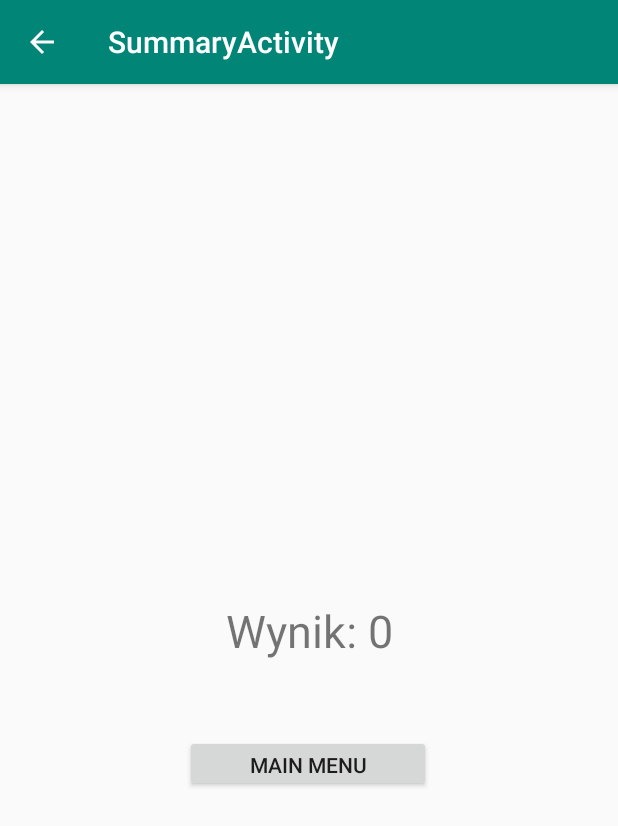
After one commit to Dud3k9/Double, an Android app: the SummaryActivity screen opened directly, with no data from a screen before it, on a phone screen of 412 x 824 dp. The commit adds this screen. Shown: the top 826 px of the screen. Run offline under Robolectric (Android 15) with nearby library versions, the light colour scheme and no system bars.

Commit message:
double 1.0

```diff
--- a/app/build.gradle
+++ b/app/build.gradle
@@ -25,10 +25,11 @@ android {
 
 dependencies {
     implementation fileTree(dir: 'libs', include: ['*.jar'])
-    implementation"org.jetbrains.kotlin:kotlin-stdlib-jdk7:$kotlin_version"
+    implementation "org.jetbrains.kotlin:kotlin-stdlib-jdk7:$kotlin_version"
     implementation 'androidx.appcompat:appcompat:1.0.2'
     implementation 'androidx.core:core-ktx:1.0.2'
     implementation 'androidx.constraintlayout:constraintlayout:1.1.3'
+    implementation 'com.google.android.material:material:1.0.0'
     testImplementation 'junit:junit:4.12'
     androidTestImplementation 'androidx.test:runner:1.2.0'
     androidTestImplementation 'androidx.test.espresso:espresso-core:3.2.0'
--- a/app/src/main/java/com/dudek9/adouble/Singleplayer.kt
+++ b/app/src/main/java/com/dudek9/adouble/Singleplayer.kt
@@ -55,7 +55,7 @@ class Singleplayer : AppCompatActivity() {
 
     fun click(view: View) {
 
-        if (card < 2) {//TODO!!!!!
+        if (card < 19) {
             if (checkResault(view)) {
                 points++
                 Points.setText("" + points)
--- /dev/null
+++ b/app/src/main/java/com/dudek9/adouble/SummaryActivity.kt
@@ -0,0 +1,32 @@
+package com.dudek9.adouble
+
+import android.content.Intent
+import android.os.Bundle
+import android.view.View
+import com.google.android.material.snackbar.Snackbar
+import androidx.appcompat.app.AppCompatActivity;
+
+import kotlinx.android.synthetic.main.activity_summary.*
+import kotlinx.android.synthetic.main.content_summary.*
+
+class SummaryActivity : AppCompatActivity() {
+
+    override fun onCreate(savedInstanceState: Bundle?) {
+        super.onCreate(savedInstanceState)
+        setContentView(R.layout.activity_summary)
+        setSupportActionBar(toolbar)
+
+
+        supportActionBar?.setDisplayHomeAsUpEnabled(true)
+        text.setText("Wynik: "+intent.getIntExtra("summary",0))
+
+        main.setOnClickListener(object : View.OnClickListener {
+            override fun onClick(p0: View?) {
+                var intent:Intent=Intent(this@SummaryActivity,MainActivity::class.java)
+                startActivity(intent)
+            }
+
+        })
+    }
+
+}
--- a/app/src/main/res/layout/activity_main.xml
+++ b/app/src/main/res/layout/activity_main.xml
@@ -16,7 +16,7 @@
             android:layout_marginEnd="114dp" android:layout_marginBottom="39dp"
             app:layout_constraintBottom_toTopOf="@+id/multiplayer"/>
     <Button
-            android:text="multiplayer"
+            android:text="multiplayer SOON"
             android:layout_width="183dp"
             android:layout_height="62dp"
             android:id="@+id/multiplayer" app:layout_constraintStart_toStartOf="parent"
--- /dev/null
+++ b/app/src/main/res/layout/activity_summary.xml
@@ -0,0 +1,26 @@
+<?xml version="1.0" encoding="utf-8"?>
+<androidx.coordinatorlayout.widget.CoordinatorLayout
+        xmlns:android="http://schemas.android.com/apk/res/android"
+        xmlns:app="http://schemas.android.com/apk/res-auto"
+        xmlns:tools="http://schemas.android.com/tools"
+        android:layout_width="match_parent"
+        android:layout_height="match_parent"
+        tools:context=".SummaryActivity">
+
+    <com.google.android.material.appbar.AppBarLayout
+            android:layout_height="wrap_content"
+            android:layout_width="match_parent"
+            android:theme="@style/AppTheme.AppBarOverlay">
+
+        <androidx.appcompat.widget.Toolbar
+                android:id="@+id/toolbar"
+                android:layout_width="match_parent"
+                android:layout_height="?attr/actionBarSize"
+                android:background="?attr/colorPrimary"
+                app:popupTheme="@style/AppTheme.PopupOverlay"/>
+
+    </com.google.android.material.appbar.AppBarLayout>
+
+    <include layout="@layout/content_summary"/>
+
+</androidx.coordinatorlayout.widget.CoordinatorLayout>
--- /dev/null
+++ b/app/src/main/res/layout/content_summary.xml
@@ -0,0 +1,30 @@
+<?xml version="1.0" encoding="utf-8"?>
+<androidx.constraintlayout.widget.ConstraintLayout
+        xmlns:android="http://schemas.android.com/apk/res/android"
+        xmlns:tools="http://schemas.android.com/tools"
+        xmlns:app="http://schemas.android.com/apk/res-auto"
+        android:layout_width="match_parent"
+        android:layout_height="match_parent"
+        app:layout_behavior="@string/appbar_scrolling_view_behavior"
+        tools:showIn="@layout/activity_summary"
+        tools:context=".SummaryActivity">
+
+    <TextView
+            android:text="Wynik:0"
+            android:layout_width="238dp"
+            android:layout_height="59dp"
+            android:id="@+id/text"
+            android:textSize="30sp" app:layout_constraintEnd_toEndOf="parent"
+            app:layout_constraintStart_toStartOf="parent" app:layout_constraintTop_toTopOf="parent"
+            android:layout_marginTop="278dp" android:layout_marginBottom="318dp"
+            app:layout_constraintBottom_toBottomOf="parent" android:gravity="center"/>
+    <Button
+            android:text="Main menu"
+            android:layout_width="164dp"
+            android:layout_height="38dp"
+            android:id="@+id/main" app:layout_constraintEnd_toEndOf="parent"
+            app:layout_constraintStart_toStartOf="parent" app:layout_constraintTop_toBottomOf="@+id/text"
+            android:layout_marginTop="40dp" app:layout_constraintHorizontal_bias="0.497"
+            android:layout_marginBottom="8dp" app:layout_constraintBottom_toBottomOf="parent"
+            app:layout_constraintVertical_bias="0.0"/>
+</androidx.constraintlayout.widget.ConstraintLayout>
--- a/app/src/main/res/values/strings.xml
+++ b/app/src/main/res/values/strings.xml
@@ -4,4 +4,6 @@
 
     <!-- TODO: Remove or change this placeholder text -->
     <string name="hello_blank_fragment">Hello blank fragment</string>
+    <string name="title_activity_summary">SummaryActivity</string>
+    <string name="title_activity_multiplayer">Multiplayer</string>
 </resources>
```
Also changed, not shown: app/src/main/AndroidManifest.xml (+14 -0 lines), app/src/main/java/com/dudek9/adouble/MainActivity.kt (+5 -3 lines), app/src/main/java/com/dudek9/adouble/Multiplayer.kt (added, +22 -0 lines), app/src/main/res/layout/activity_multiplayer.xml (added, +34 -0 lines), app/src/main/res/layout/content_multiplayer.xml (added, +12 -0 lines).
